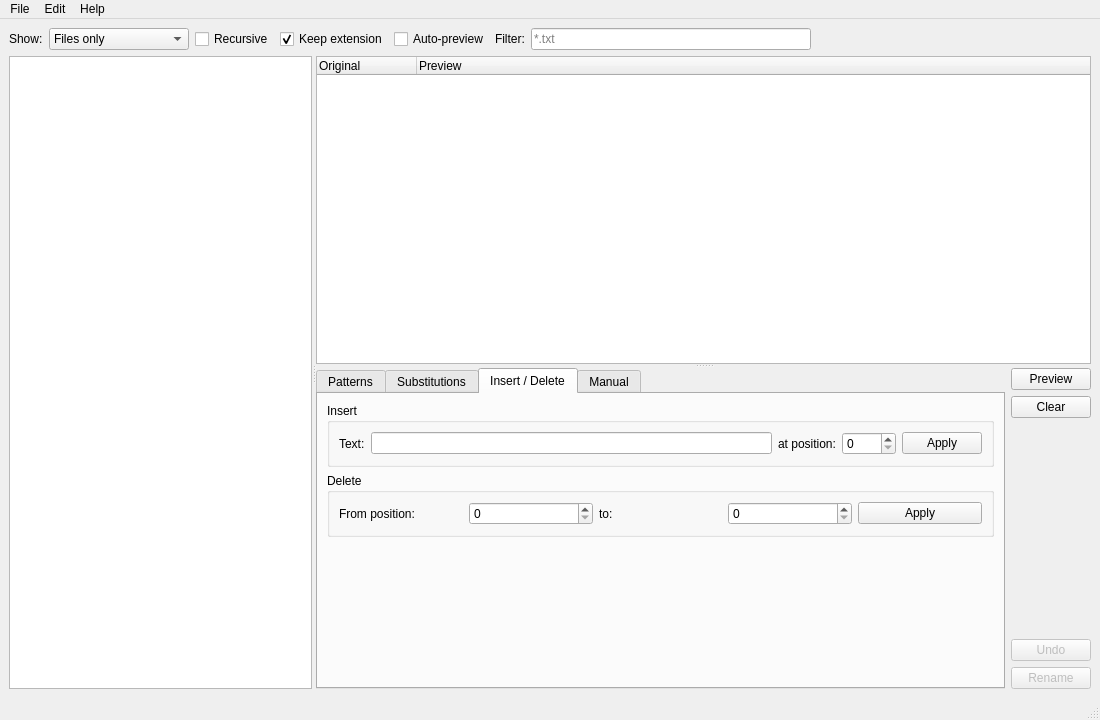
The window that src/pbrenamer/ui/main_window.ui (ppoilbarbe/PBRenamer) describes before a commit, drawn with Qt 5.
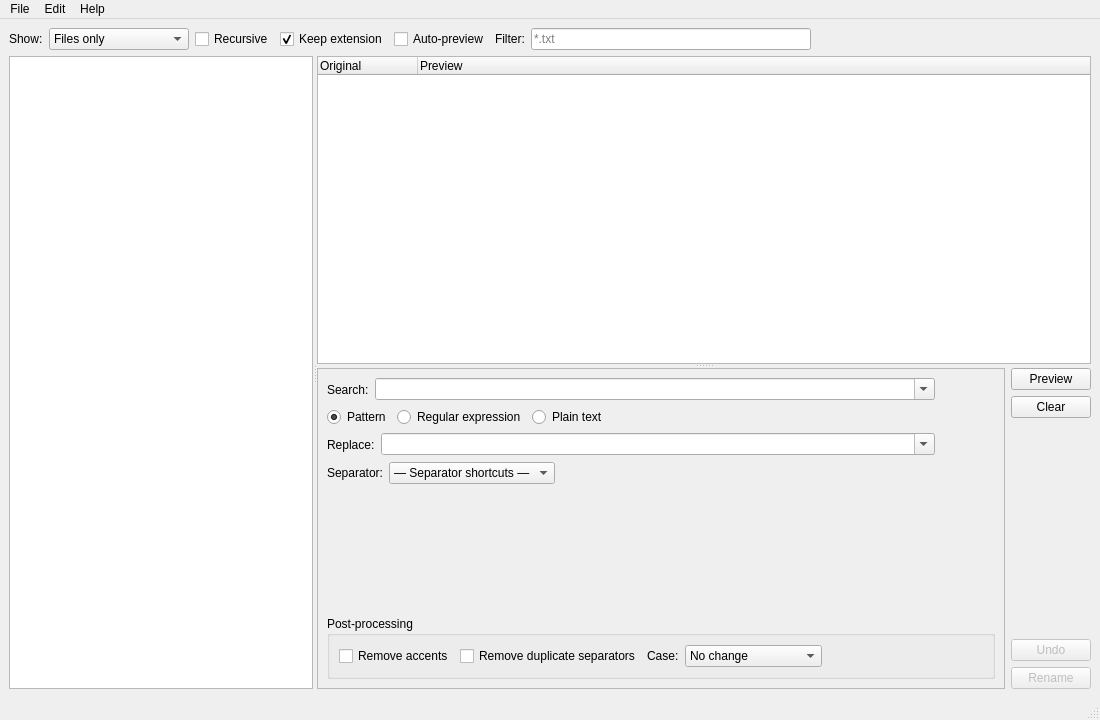
The same window after the commit. The open tabs and pages were chosen to show the change.

Diff of the .ui file:
```diff
--- a/src/pbrenamer/ui/main_window.ui
+++ b/src/pbrenamer/ui/main_window.ui
@@ -120,13 +120,10 @@
          <property name="bottomMargin"><number>0</number></property>
          <item>
 
-          <!-- Tab widget -->
-          <widget class="QTabWidget" name="tabWidget">
-           <property name="currentIndex"><number>0</number></property>
-
-           <!-- Tab 0: Patterns -->
-           <widget class="QWidget" name="tabPatterns">
-            <attribute name="title"><string>Patterns</string></attribute>
+          <!-- Rename controls frame -->
+          <widget class="QFrame" name="renameFrame">
+           <property name="frameShape"><enum>QFrame::StyledPanel</enum></property>
+           <property name="frameShadow"><enum>QFrame::Raised</enum></property>
             <layout class="QVBoxLayout" name="layoutPatterns">
              <item>
               <layout class="QHBoxLayout">
@@ -234,6 +231,37 @@
                </item>
               </layout>
              </item>
+            <item>
+             <layout class="QHBoxLayout">
+              <item>
+               <widget class="QLabel">
+                <property name="text"><string>Separator:</string></property>
+                <property name="minimumWidth"><number>60</number></property>
+               </widget>
+              </item>
+              <item>
+               <widget class="QComboBox" name="cmbSpaces">
+                <property name="toolTip"><string>Separator shortcut</string></property>
+                <property name="statusTip"><string>Select a separator conversion to fill in the search and replacement fields in regex mode</string></property>
+                <item><property name="text"><string>— Separator shortcuts —</string></property></item>
+                <item><property name="text"><string>Spaces → underscores</string></property></item>
+                <item><property name="text"><string>Underscores → spaces</string></property></item>
+                <item><property name="text"><string>Spaces → dots</string></property></item>
+                <item><property name="text"><string>Dots → spaces</string></property></item>
+                <item><property name="text"><string>Spaces → dashes</string></property></item>
+                <item><property name="text"><string>Dashes → spaces</string></property></item>
+               </widget>
+              </item>
+              <item>
+               <spacer>
+                <property name="orientation"><enum>Qt::Horizontal</enum></property>
+                <property name="sizeHint" stdset="0">
+                 <size><width>40</width><height>20</height></size>
+                </property>
+               </spacer>
+              </item>
+             </layout>
+            </item>
              <item>
               <spacer>
                <property name="orientation"><enum>Qt::Vertical</enum></property>
@@ -289,193 +317,10 @@
               </widget>
              </item>
             </layout>
-           </widget>
-
-           <!-- Tab 1: Substitutions -->
-           <widget class="QWidget" name="tabSubstitutions">
-            <attribute name="title"><string>Substitutions</string></attribute>
-            <layout class="QVBoxLayout" name="layoutSubstitutions">
-             <item>
-              <widget class="QGroupBox" name="grpSpaces">
-               <property name="title"><string>Spaces</string></property>
-               <layout class="QHBoxLayout">
-                <item>
-                 <widget class="QComboBox" name="cmbSpaces">
-                  <property name="toolTip"><string>Separator substitution mode</string></property>
-                  <property name="statusTip"><string>Choose which separator characters to convert</string></property>
-                  <item><property name="text"><string>Spaces → underscores</string></property></item>
-                  <item><property name="text"><string>Underscores → spaces</string></property></item>
-                  <item><property name="text"><string>Spaces → dots</string></property></item>
-                  <item><property name="text"><string>Dots → spaces</string></property></item>
-                  <item><property name="text"><string>Spaces → dashes</string></property></item>
-                  <item><property name="text"><string>Dashes → spaces</string></property></item>
-                 </widget>
-                </item>
-                <item>
-                 <widget class="QPushButton" name="btnApplySpaces">
-                  <property name="text"><string>Apply</string></property>
-                  <property name="toolTip"><string>Apply separator substitution</string></property>
-                  <property name="statusTip"><string>Apply the selected separator substitution to the file list preview</string></property>
-                 </widget>
-                </item>
-               </layout>
-              </widget>
-             </item>
-             <item>
-              <spacer>
-               <property name="orientation"><enum>Qt::Vertical</enum></property>
-               <property name="sizeHint" stdset="0">
-                <size><width>20</width><height>5</height></size>
-               </property>
-              </spacer>
-             </item>
-            </layout>
-           </widget>
+          </widget><!-- /renameFrame -->
+         </item>
 
-           <!-- Tab 2: Insert / Delete -->
-           <widget class="QWidget" name="tabInsertDelete">
-            <attribute name="title"><string>Insert / Delete</string></attribute>
-            <layout class="QVBoxLayout" name="layoutInsertDelete">
-             <item>
-              <widget class="QGroupBox" name="grpInsert">
-               <property name="title"><string>Insert</string></property>
-               <layout class="QHBoxLayout">
-                <item>
-                 <widget class="QLabel">
-                  <property name="text"><string>Text:</string></property>
-                 </widget>
-                </item>
-                <item>
-                 <widget class="QLineEdit" name="edtInsertText">
-                  <property name="sizePolicy">
-                   <sizepolicy hsizetype="Expanding" vsizetype="Fixed">
-                    <horstretch>1</horstretch><verstretch>0</verstretch>
-                   </sizepolicy>
-                  </property>
-                  <property name="toolTip"><string>Text to insert</string></property>
-                  <property name="statusTip"><string>Characters to insert into each file name at the specified position</string></property>
-                 </widget>
-                </item>
-                <item>
-                 <widget class="QLabel">
-                  <property name="text"><string>at position:</string></property>
-                 </widget>
-                </item>
-                <item>
-                 <widget class="QSpinBox" name="spnInsertPos">
-                  <property name="minimum"><number>0</number></property>
-                  <property name="maximum"><number>9999</number></property>
-                  <property name="toolTip"><string>Character position (0 = start)</string></property>
-                  <property name="statusTip"><string>Zero-based character index at which to insert the text; use a high value to append</string></property>
-                 </widget>
-                </item>
-                <item>
-                 <widget class="QPushButton" name="btnInsert">
-                  <property name="text"><string>Apply</string></property>
-                  <property name="toolTip"><string>Apply insertion</string></property>
-                  <property name="statusTip"><string>Insert the given text at the specified position in the file list preview</string></property>
-                 </widget>
-                </item>
-               </layout>
-              </widget>
-             </item>
-             <item>
-              <widget class="QGroupBox" name="grpDelete">
-               <property name="title"><string>Delete</string></property>
-               <layout class="QHBoxLayout">
-                <item>
-                 <widget class="QLabel">
-                  <property name="text"><string>From position:</string></property>
-                 </widget>
-                </item>
-                <item>
-                 <widget class="QSpinBox" name="spnDeleteFrom">
-                  <property name="minimum"><number>0</number></property>
-                  <property name="maximum"><number>9999</number></property>
-                  <property name="toolTip"><string>Start of the range to delete (0 = first character)</string></property>
-                  <property name="statusTip"><string>Index of the first character to delete (zero-based, inclusive)</string></property>
-                 </widget>
-                </item>
-                <item>
-                 <widget class="QLabel">
-                  <property name="text"><string>to:</string></property>
-                 </widget>
-                </item>
-                <item>
-                 <widget class="QSpinBox" name="spnDeleteTo">
-                  <property name="minimum"><number>0</number></property>
-                  <property name="maximum"><number>9999</number></property>
-                  <property name="toolTip"><string>End of the range to delete (inclusive)</string></property>
-                  <property name="statusTip"><string>Index of the last character to delete (zero-based, inclusive)</string></property>
-                 </widget>
-                </item>
-                <item>
-                 <widget class="QPushButton" name="btnDelete">
-                  <property name="text"><string>Apply</string></property>
-                  <property name="toolTip"><string>Apply deletion</string></property>
-                  <property name="statusTip"><string>Delete the specified character range from each name in the file list preview</string></property>
-                 </widget>
-                </item>
-               </layout>
-              </widget>
-             </item>
-             <item>
-              <spacer>
-               <property name="orientation"><enum>Qt::Vertical</enum></property>
-               <property name="sizeHint" stdset="0">
-                <size><width>20</width><height>5</height></size>
-               </property>
-              </spacer>
-             </item>
-            </layout>
-           </widget>
-
-           <!-- Tab 3: Manual -->
-           <widget class="QWidget" name="tabManual">
-            <attribute name="title"><string>Manual</string></attribute>
-            <layout class="QVBoxLayout" name="layoutManual">
-             <item>
-              <layout class="QHBoxLayout">
-               <item>
-                <widget class="QLabel">
-                 <property name="text"><string>New name for selected file:</string></property>
-                </widget>
-               </item>
-               <item>
-                <widget class="QLineEdit" name="edtManualName">
-                 <property name="sizePolicy">
-                  <sizepolicy hsizetype="Expanding" vsizetype="Fixed">
-                   <horstretch>1</horstretch><verstretch>0</verstretch>
-                  </sizepolicy>
-                 </property>
-                 <property name="toolTip"><string>New name for the selected file</string></property>
-                 <property name="statusTip"><string>Type the new name for the currently selected file, then click Apply</string></property>
-                </widget>
-               </item>
-               <item>
-                <widget class="QPushButton" name="btnApplyManual">
-                 <property name="text"><string>Apply</string></property>
-                 <property name="toolTip"><string>Set the preview name for the selected file</string></property>
-                 <property name="statusTip"><string>Apply the typed name as the preview for the currently selected file</string></property>
-                </widget>
-               </item>
-              </layout>
-             </item>
-             <item>
-              <spacer>
-               <property name="orientation"><enum>Qt::Vertical</enum></property>
-               <property name="sizeHint" stdset="0">
-                <size><width>20</width><height>5</height></size>
-               </property>
-              </spacer>
-             </item>
-            </layout>
-           </widget>
-
-          </widget><!-- /tabWidget -->
-         </item>
-
-         <!-- Action buttons (vertical bar on the right of the tabs) -->
+         <!-- Action buttons (vertical bar on the right) -->
          <item>
           <layout class="QVBoxLayout" name="actionButtonsLayout">
            <item>
```
Left out of the diff: 9 changed lines with no effect on the pictures. Lines whose indentation alone changed are shown as unchanged.
